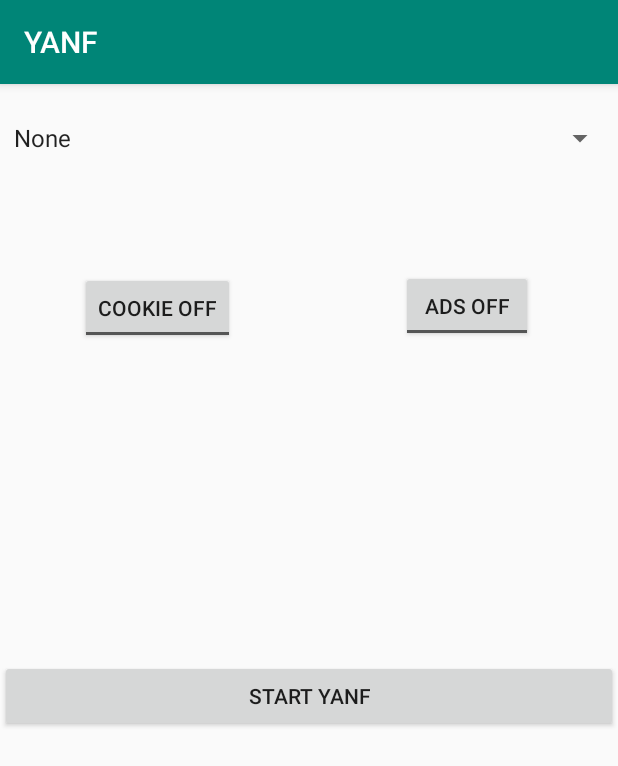
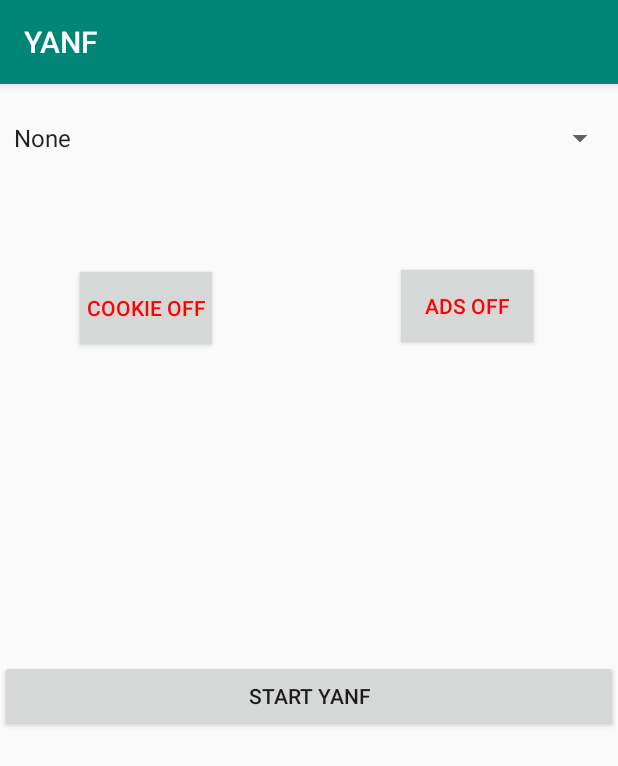
Before and after one commit to Vedsted/MobileSystemsProject, an Android app: the screen it shows after launch (MainActivity), on a phone screen of 412 x 824 dp. Shown: the top 766 px of the screen. Run offline under Robolectric (Android 15) with nearby library versions, the phone set to English and light mode, and no system bars; libraries missing offline, so code that uses them is left out: me.weishu.reflection; 5 statements that could not run were skipped.

Commit message:
Changed toggle button

```diff
--- a/YetAnotherNetworkFilter/YANF/src/main/java/yanf/app/AdvertisementInjector.java
+++ b/YetAnotherNetworkFilter/YANF/src/main/java/yanf/app/AdvertisementInjector.java
@@ -19,7 +19,6 @@ public class AdvertisementInjector extends BlockedHttpInjector {
 
 
     public AdvertisementInjector(HashSet<String> blacklist) {
-
         this.blacklist = blacklist;
     }
 
--- a/YetAnotherNetworkFilter/YANF/src/main/java/yanf/app/MainActivity.java
+++ b/YetAnotherNetworkFilter/YANF/src/main/java/yanf/app/MainActivity.java
@@ -74,6 +74,7 @@ public class MainActivity extends AppCompatActivity implements NetBareListener,
             if (mNetBare.isActive()) {
                 mNetBare.unregisterNetBareListener(this);
                 mNetBare.stop();
+
             } else {
                 prepareNetBare();
             }
@@ -150,6 +151,8 @@ public class MainActivity extends AppCompatActivity implements NetBareListener,
         return Arrays.asList(cookieInterceptor);
     }
 
+
+
     @Override
     public void onItemSelected(AdapterView<?> parent, View view, int pos, long id) {
         this.currentlySelectedBlackList = String.valueOf(parent.getItemAtPosition(pos));
--- /dev/null
+++ b/YetAnotherNetworkFilter/YANF/src/main/res/drawable/togglebuttoncolor.xml
@@ -0,0 +1,6 @@
+<?xml version="1.0" encoding="utf-8"?>
+<selector xmlns:android="http://schemas.android.com/apk/res/android">
+    <item android:color="@color/green" android:state_checked="true" />
+    <item android:color="@color/red" android:state_checked="false" />
+
+</selector>
--- a/YetAnotherNetworkFilter/YANF/src/main/res/layout/activity_main.xml
+++ b/YetAnotherNetworkFilter/YANF/src/main/res/layout/activity_main.xml
@@ -34,7 +34,10 @@
         android:layout_height="wrap_content"
         android:layout_marginStart="138dp"
         android:layout_marginTop="124dp"
+        android:background="#D6D7D7"
+        android:checked="false"
         android:text="Advertisement"
+        android:textColor="@drawable/togglebuttoncolor"
         android:textOff="Ads OFF"
         android:textOn="Ads ON"
         app:layout_constraintEnd_toEndOf="parent"
@@ -48,7 +51,10 @@
         android:layout_height="wrap_content"
         android:layout_marginStart="53dp"
         android:layout_marginTop="125dp"
+        android:background="#D6D7D7"
+        android:checked="false"
         android:text="Cookie"
+        android:textColor="@drawable/togglebuttoncolor"
         android:textOff="Cookie OFF"
         android:textOn="Cookie ON"
         app:layout_constraintStart_toStartOf="parent"
--- a/YetAnotherNetworkFilter/YANF/src/main/res/values/colors.xml
+++ b/YetAnotherNetworkFilter/YANF/src/main/res/values/colors.xml
@@ -3,4 +3,6 @@
     <color name="colorPrimary">#008577</color>
     <color name="colorPrimaryDark">#00574B</color>
     <color name="colorAccent">#D81B60</color>
+    <color name="red">#ff0000</color>
+    <color name="green">#399953</color>
 </resources>
```
